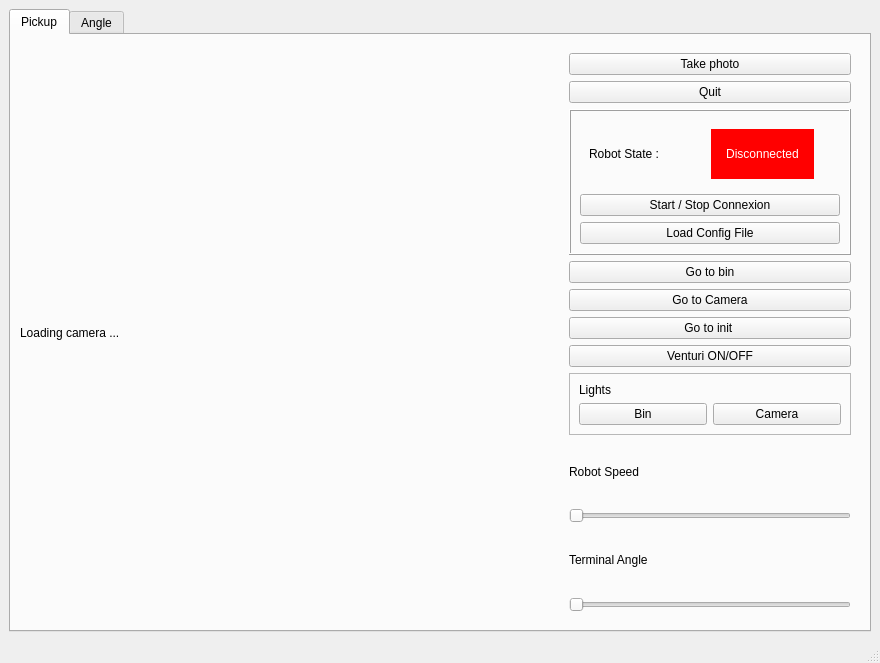
Above: src/ihm_tests/ui/main.ui from RambokDev/MSI-plateformes-POO before the change. Below: the same form after it.
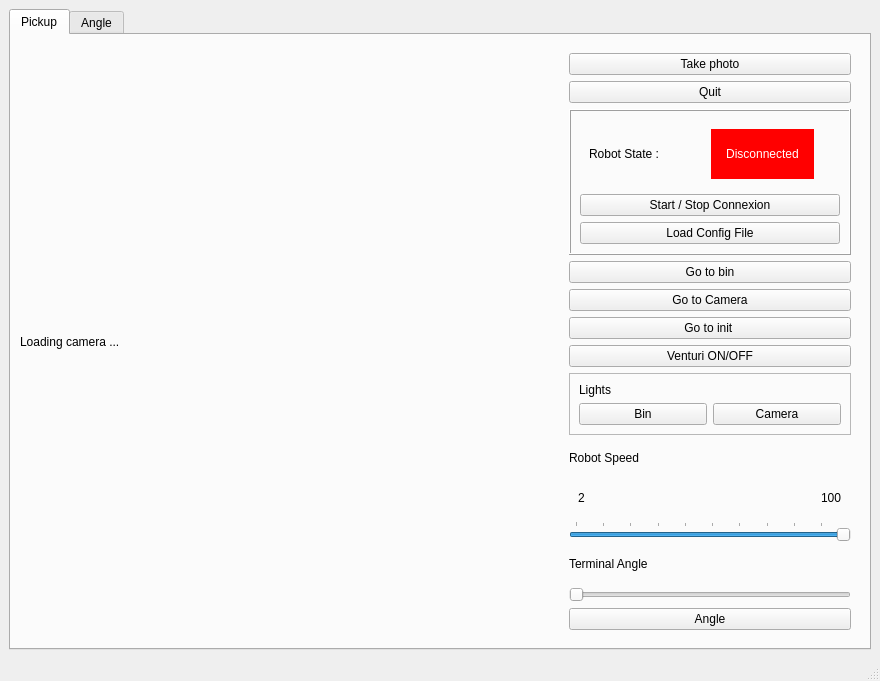
That is the form after the change.

Patch:
```diff
--- a/src/ihm_tests/ui/main.ui
+++ b/src/ihm_tests/ui/main.ui
@@ -7,7 +7,7 @@
     <x>0</x>
     <y>0</y>
     <width>880</width>
-    <height>663</height>
+    <height>681</height>
    </rect>
   </property>
   <property name="windowTitle">
@@ -238,10 +238,57 @@
               </widget>
              </item>
              <item>
-              <widget class="QSlider" name="horizontalSlider">
+              <widget class="QFrame" name="frame_7">
+               <property name="frameShape">
+                <enum>QFrame::NoFrame</enum>
+               </property>
+               <property name="frameShadow">
+                <enum>QFrame::Raised</enum>
+               </property>
+               <layout class="QHBoxLayout" name="horizontalLayout_8">
+                <item alignment="Qt::AlignLeft">
+                 <widget class="QLabel" name="label_9">
+                  <property name="text">
+                   <string>2</string>
+                  </property>
+                 </widget>
+                </item>
+                <item alignment="Qt::AlignRight">
+                 <widget class="QLabel" name="label_10">
+                  <property name="text">
+                   <string>100</string>
+                  </property>
+                 </widget>
+                </item>
+               </layout>
+              </widget>
+             </item>
+             <item>
+              <widget class="QSlider" name="speed_slider">
+               <property name="minimum">
+                <number>2</number>
+               </property>
+               <property name="maximum">
+                <number>100</number>
+               </property>
+               <property name="singleStep">
+                <number>100</number>
+               </property>
+               <property name="pageStep">
+                <number>10</number>
+               </property>
+               <property name="value">
+                <number>100</number>
+               </property>
                <property name="orientation">
                 <enum>Qt::Horizontal</enum>
                </property>
+               <property name="tickPosition">
+                <enum>QSlider::TicksAbove</enum>
+               </property>
+               <property name="tickInterval">
+                <number>10</number>
+               </property>
               </widget>
              </item>
              <item>
@@ -258,6 +305,13 @@
                </property>
               </widget>
              </item>
+             <item>
+              <widget class="QPushButton" name="angle_test">
+               <property name="text">
+                <string>Angle</string>
+               </property>
+              </widget>
+             </item>
             </layout>
            </widget>
           </item>
```
Left out of the diff: 2 changed lines with no effect on the pictures.
